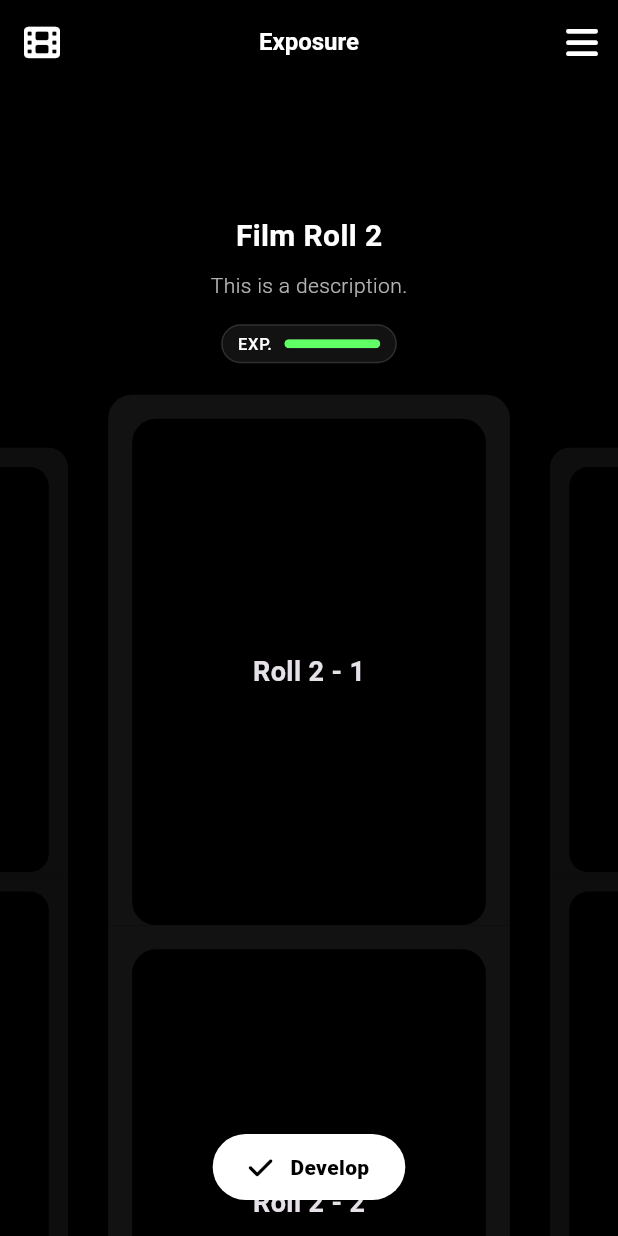
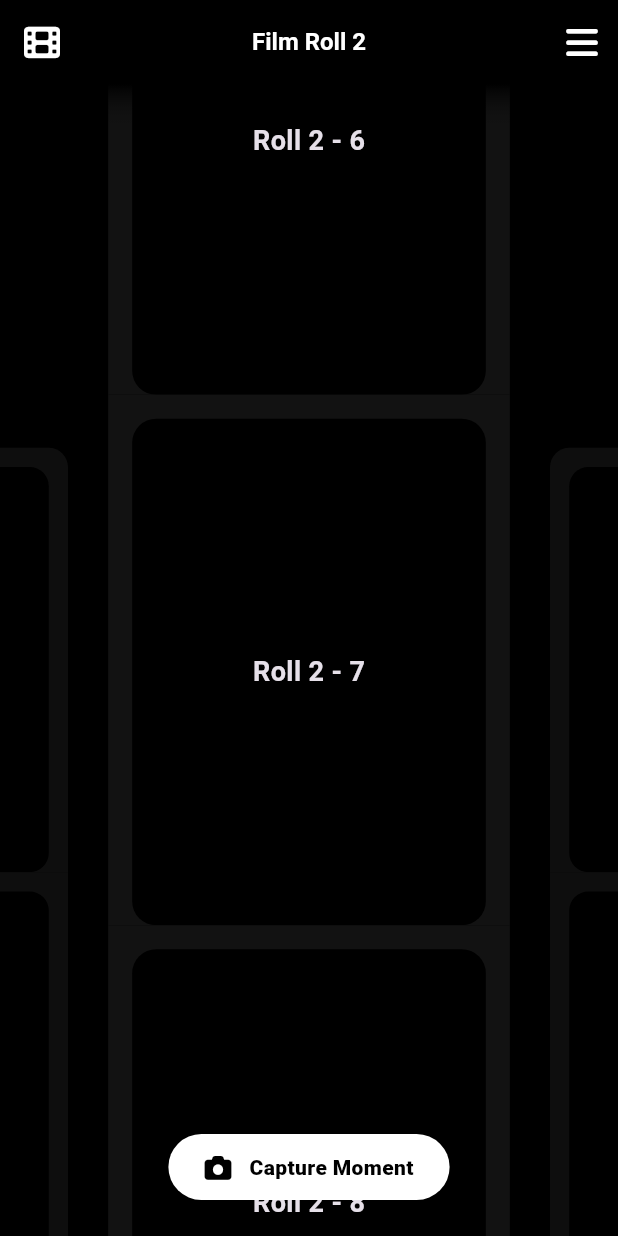
Before and after one commit to victorlee917/exposure, a Flutter app: the screen it shows after launch, swiped to page 2, on a phone screen of 412 x 824 dp. Run offline on Flutter 3.47's test engine with Material 3 defaults, Android fonts, the light colour scheme and no system bars; our stand-ins replace font_awesome_flutter; missing offline and left inert: in_app_review, photo_manager, photo_manager_image_provider.

Commit message:
Feat: Add navigation to draft page

```diff
--- a/lib/features/home/home_screen.dart
+++ b/lib/features/home/home_screen.dart
@@ -172,7 +172,7 @@ class _HomeState extends State<Home> with TickerProviderStateMixin {
       developedAt: "Not yet",
       type: "picture_vertical",
       isDeveloped: false,
-      draftPage: 12,
+      draftPage: 6,
     ),
     FilmRollDetail(
       started: "2023-03-01",
@@ -217,7 +217,20 @@ class _HomeState extends State<Home> with TickerProviderStateMixin {
       reverseCurve: Curves.easeInCubic,
     );
 
-    WidgetsBinding.instance.addPostFrameCallback((_) => _updateButtonFade());
+    WidgetsBinding.instance.addPostFrameCallback((_) {
+      _updateButtonFade();
+      for (int i = 0; i < _filmRollDetails.length; i++) {
+        final detail = _filmRollDetails[i];
+        if (!detail.isDeveloped && detail.draftPage < _itemCount) {
+          final screenWidth = MediaQuery.of(context).size.width;
+          const horizontalPadding = 16.0;
+          final cardWidth = (screenWidth * 0.65) - (horizontalPadding * 2);
+          final cardHeight = cardWidth * 3 / 2;
+          final initialOffset = detail.draftPage * cardHeight;
+          _scrollControllers[i]?.jumpTo(initialOffset);
+        }
+      }
+    });
   }
 
   @override
@@ -248,59 +261,127 @@ class _HomeState extends State<Home> with TickerProviderStateMixin {
     setState(() {});
   }
 
+  void _animateToDraftPage(int rollIndex) {
+    final detail = _filmRollDetails[rollIndex];
+
+    final screenWidth = MediaQuery.of(context).size.width;
+
+    const horizontalPadding = 16.0;
+
+    final cardWidth = (screenWidth * 0.65) - (horizontalPadding * 2);
+
+    final cardHeight = cardWidth * 3 / 2;
+
+    final targetOffset = detail.draftPage * cardHeight;
+
+    _scrollControllers[rollIndex]?.animateTo(
+      targetOffset,
+
+      duration: const Duration(milliseconds: 500),
+
+      curve: Curves.easeInOut,
+    );
+  }
+
   void _openCaptureForRoll(int activeRollIndex) {
     final type = _filmRollDetails[activeRollIndex].type;
+
     Widget page;
+
     switch (type) {
       case 'picture_vertical':
         page = const CapturePictureScreen();
+
         break;
+
       case 'music':
         page = const CaptureMusicScreen();
+
         break;
+
       case 'movie':
         page = const CaptureMovieScreen();
+
         break;
+
       default:
         page = const CapturePictureScreen();
     }
+
     Navigator.of(context).push(_presentFromBottomModal(page));
   }
 
   @override
   Widget build(BuildContext context) {
     final activeRollIndex = _currentPage.round().clamp(0, filmRollCount - 1);
+
     final detail = _filmRollDetails[activeRollIndex];
 
     final scrollOffset = _scrollOffsets[activeRollIndex] ?? 0.0;
+
     final bool showRollTitleInAppBar = scrollOffset > 100;
+
     final String rollTitle = 'Film Roll ${activeRollIndex + 1}';
 
     final horizontalScrollProgress = (_currentPage - _currentPage.round())
         .abs();
+
     final bottomNavOpacity = (1 - horizontalScrollProgress * 5).clamp(0.0, 1.0);
 
     // 하단 버튼
+
     Widget? bottomButton;
+
     if (!detail.isDeveloped) {
-      final int currentIndex = (_scrollOffsets[activeRollIndex] ?? 0.0).round();
+      final screenWidth = MediaQuery.of(context).size.width;
+
+      final screenHeight = MediaQuery.of(context).size.height;
+
+      const horizontalPadding = 16.0;
+
+      final cardWidth = (screenWidth * 0.65) - (horizontalPadding * 2);
+
+      final cardHeight = cardWidth * 3 / 2;
+
+      final viewportHeight = screenHeight - kToolbarHeight; // Approximate
+
+      final firstVisible = scrollOffset / cardHeight;
+
+      final lastVisible = (scrollOffset + viewportHeight) / cardHeight;
+
+      final isDraftVisible =
+          detail.draftPage >= firstVisible && detail.draftPage <= lastVisible;
+
       final bool showDevelopLabel =
           (!detail.isDeveloped) && (detail.draftPage >= _itemCount);
 
       IconData icon;
+
       VoidCallback onPressed;
 
       if (detail.draftPage >= _itemCount) {
         icon = FontAwesomeIcons.check;
+
         onPressed = () => {};
+      } else if (isDraftVisible) {
+        icon = FontAwesomeIcons.camera;
+
+        onPressed = () => _openCaptureForRoll(activeRollIndex);
+      } else if (firstVisible > detail.draftPage) {
+        icon = FontAwesomeIcons.arrowUp;
+
+        onPressed = () => _animateToDraftPage(activeRollIndex);
       } else {
-        icon = FontAwesomeIcons.camera;
-        onPressed = () => _openCaptureForRoll(activeRollIndex);
+        icon = FontAwesomeIcons.arrowDown;
+
+        onPressed = () => _animateToDraftPage(activeRollIndex);
       }
 
       bottomButton = CaptureButton(
         icon: icon,
+
         label: showDevelopLabel ? 'Develop' : 'Capture Moment',
+
         onPressed: onPressed,
       );
     }
```
